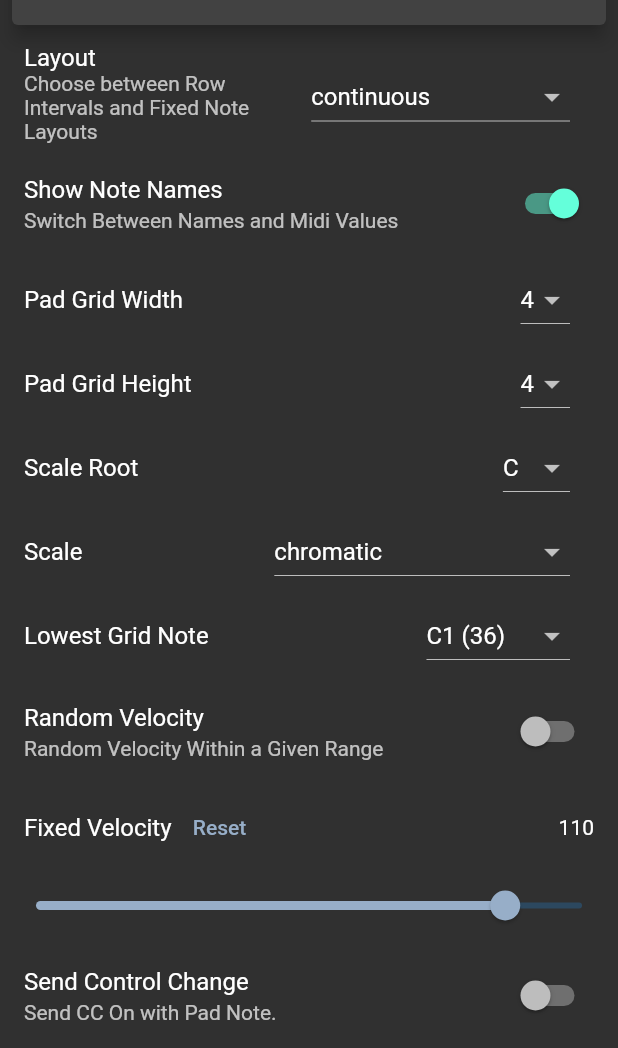
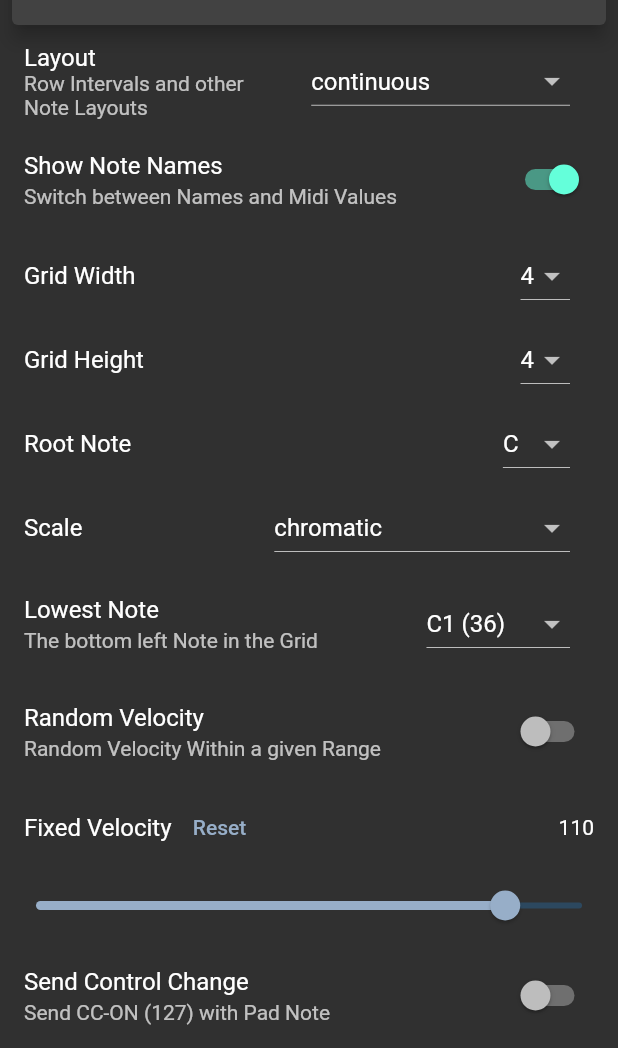
Before and after one commit to anzbert/beat_pads, a Flutter app: the PadsScreen screen opened directly, on a phone screen of 412 x 824 dp, the part 188-1236 px from its top. Run offline on Flutter 3.47's test engine with Material 2 defaults, Android fonts, the light colour scheme and no system bars; our stand-ins replace animated_text_kit, rive, wakelock; missing offline and left inert: flutter_midi_command.

Commit message:
Menu labels

```diff
--- a/lib/components/pads_menu.dart
+++ b/lib/components/pads_menu.dart
@@ -29,30 +29,29 @@ class PadsMenu extends StatelessWidget {
           RotateLabel(),
           ListTile(
             title: Text("Layout"),
-            subtitle:
-                Text("Choose between Row Intervals and Fixed Note Layouts"),
+            subtitle: Text("Row Intervals and other Note Layouts"),
             trailing: DropdownLayout(),
           ),
           ListTile(
             title: Text("Show Note Names"),
-            subtitle: Text("Switch Between Names and Midi Values"),
+            subtitle: Text("Switch between Names and Midi Values"),
             trailing: Switch(
                 value: settings.showNoteNames,
                 onChanged: (value) => settings.showNoteNames = value),
           ),
           if (variableGrid)
             ListTile(
-              title: Text("Pad Grid Width"),
+              title: Text("Grid Width"),
               trailing: DropdownNumbers(Dimension.width),
             ),
           if (variableGrid)
             ListTile(
-              title: Text("Pad Grid Height"),
+              title: Text("Grid Height"),
               trailing: DropdownNumbers(Dimension.height),
             ),
           if (variableGrid)
             ListTile(
-              title: Text("Scale Root"),
+              title: Text("Root Note"),
               trailing: DropdownRootNote(
                   setValue: (v) {
                     settings.baseNote = v + 36; // TEMP WHILE BASENOTE DISABLED
@@ -67,7 +66,8 @@ class PadsMenu extends StatelessWidget {
             ),
           if (variableGrid)
             ListTile(
-              title: Text("Lowest Grid Note"),
+              title: Text("Lowest Note"),
+              subtitle: Text("The bottom left Note in the Grid"),
               trailing: DropdownScaleNotes(
                 setValue: (v) => settings.baseNote = v,
                 readValue: settings.baseNote,
@@ -78,7 +78,7 @@ class PadsMenu extends StatelessWidget {
             ),
           ListTile(
             title: Text("Random Velocity"),
-            subtitle: Text("Random Velocity Within a Given Range"),
+            subtitle: Text("Random Velocity Within a given Range"),
             trailing: Switch(
                 value: settings.randomVelocity,
                 onChanged: (value) => settings.randomizeVelocity = value),
@@ -101,22 +101,22 @@ class PadsMenu extends StatelessWidget {
             ),
           ListTile(
             title: Text("Send Control Change"),
-            subtitle: Text("Send CC On with Pad Note."),
+            subtitle: Text("Send CC-ON (127) with Pad Note"),
             trailing: Switch(
                 value: settings.sendCC,
                 onChanged: (value) => settings.sendCC = value),
           ),
           ChannelSelector(),
           ListTile(
-            title: Text("Pitch Bender"),
-            subtitle: Text("Add a Pitch Bend Slider to Pad Screen"),
+            title: Text("Pitch Bend"),
+            subtitle: Text("Adds Pitch Bend Slider to Pad Screen"),
             trailing: Switch(
                 value: settings.pitchBend,
                 onChanged: (value) => settings.pitchBend = !settings.pitchBend),
           ),
           ListTile(
             title: Text("Lock Screen Button"),
-            subtitle: Text("Add a Rotation Lock Button. Long Press to Use"),
+            subtitle: Text("Adds Rotation Lock Button. Long Press to Use"),
             trailing: Switch(
                 value: settings.lockScreenButton,
                 onChanged: (value) =>
```
